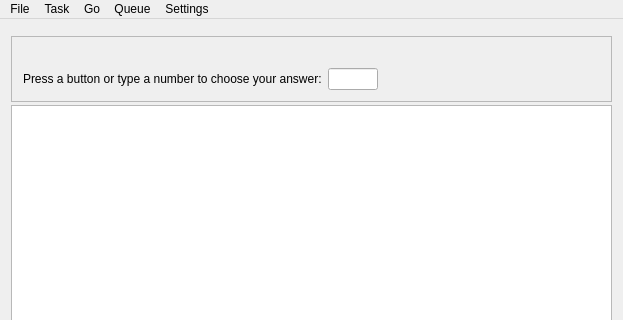
This is src/Main_window.ui in Riateche/ridual as Qt 5 draws it before an edit; both pictures show x 0 to 623 and y 0 to 320 of the 623 by 460 pixel window. The edited form follows.
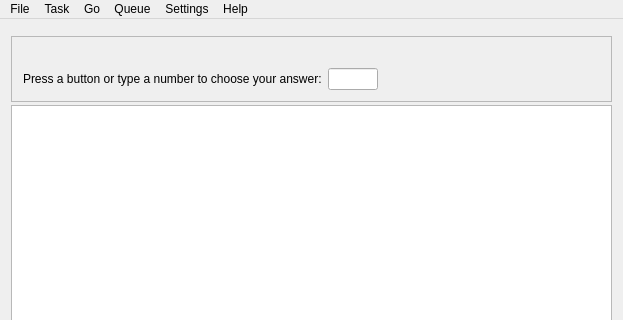
This is the edited form. Custom widgets are drawn as their Qt base class.

Commit message: add link to github to 'help' menu

What changed in the file:
```diff
--- a/src/Main_window.ui
+++ b/src/Main_window.ui
@@ -241,11 +241,18 @@
     </property>
     <addaction name="action_queue_choose"/>
    </widget>
+   <widget class="QMenu" name="menu_help">
+    <property name="title">
+     <string>Help</string>
+    </property>
+    <addaction name="action_about"/>
+   </widget>
    <addaction name="menu_file"/>
    <addaction name="menu_task"/>
    <addaction name="menu_go"/>
    <addaction name="menu_queue"/>
    <addaction name="menu_settings"/>
+   <addaction name="menu_help"/>
   </widget>
   <action name="action_hotkeys">
    <property name="text">
```
Left out of the diff: 5 changed lines with no effect on the pictures. The commit also changes 4 other files.
